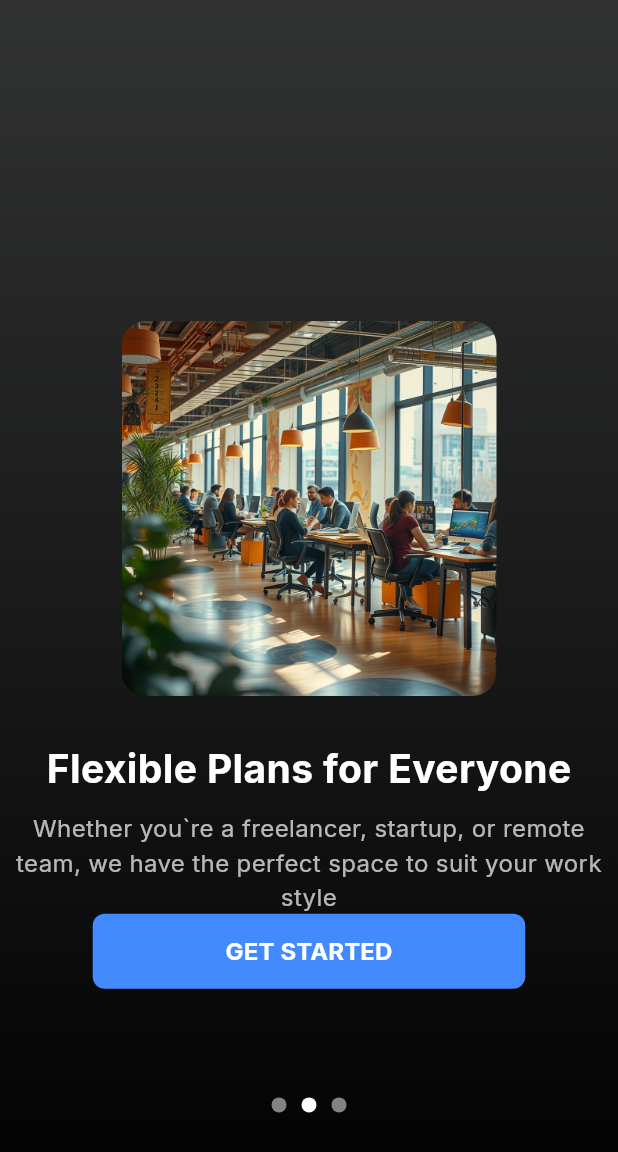
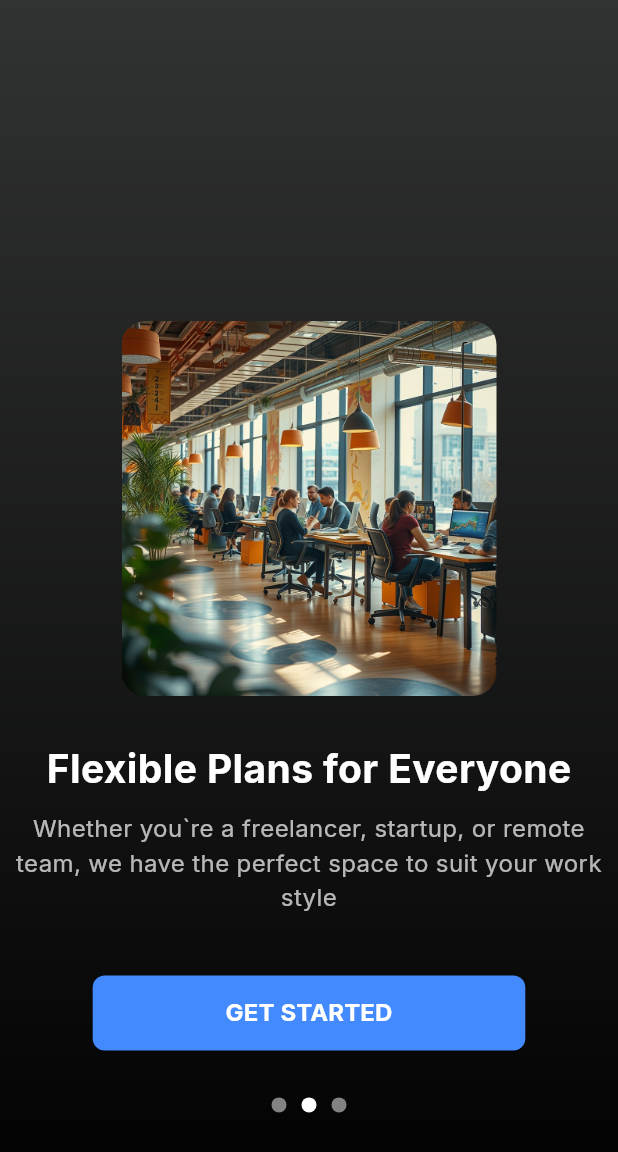
Before and after one commit to ishanprd/NextSpace, a Flutter app: the screen it shows after launch, swiped to page 2, on a phone screen of 412 x 824 dp. Shown: the top 1152 px of the screen. Run offline on Flutter 3.47's test engine with Material 3 defaults, Android fonts, the light colour scheme and no system bars; our stand-ins replace cloud_firestore, firebase_auth, firebase_core, fl_chart, google_maps_flutter, image_picker; accounts and stored records are empty.

Commit message:
slove the bug

```diff
--- a/lib/pages/authentication/signup/co-worker/signup_page_for_coworker.dart
+++ b/lib/pages/authentication/signup/co-worker/signup_page_for_coworker.dart
@@ -136,7 +136,7 @@ class _SignupPageForCoworkerState extends State<SignupPageForCoworker> {
           return DialogBox(
             icon: Icons.login,
             color: Colors.green,
-            title: "Login Successfully",
+            title: "Register Successfully",
             onOkPressed: () {
               Navigator.pushReplacementNamed(context, '/login');
             },
--- a/lib/pages/authentication/signup/signup_page.dart
+++ b/lib/pages/authentication/signup/signup_page.dart
@@ -36,7 +36,7 @@ class _SignupPageState extends State<SignupPage> {
                 mainAxisSize: MainAxisSize.min,
                 children: [
                   const SizedBox(
-                    height: 50,
+                    height: 30,
                   ),
                   const Icon(
                     Icons.location_on,
@@ -54,10 +54,10 @@ class _SignupPageState extends State<SignupPage> {
                     'A Hive to Strive',
                     style: TextStyle(fontSize: 22, fontWeight: FontWeight.w500),
                   ),
-                  const SizedBox(height: 30),
+                  const SizedBox(height: 20),
                   Image.asset('assets/onboardingimagetwo.jpg'),
                   const SizedBox(
-                    height: 30,
+                    height: 20,
                   ),
                   ElevatedButton(
                     onPressed: () {
--- a/lib/pages/authentication/signup/space_owner/signup_page_for_space_owner.dart
+++ b/lib/pages/authentication/signup/space_owner/signup_page_for_space_owner.dart
@@ -140,7 +140,7 @@ class _SignupPageForSpaceOwnerState extends State<SignupPageForSpaceOwner> {
           return DialogBox(
             icon: Icons.login,
             color: Colors.green,
-            title: "Login Successfully",
+            title: "Register Successfully",
             onOkPressed: () {
               Navigator.pushReplacementNamed(context, '/login');
             },
--- a/lib/pages/start_page.dart
+++ b/lib/pages/start_page.dart
@@ -111,7 +111,7 @@ class _StartPageState extends State<StartPage> {
           // Get Started Button - Positioned at the bottom of the screen
           Positioned(
             bottom: size.height *
-                0.2, // Position button 20% from the bottom of the screen
+                0.15, // Position button 20% from the bottom of the screen
             left: 0,
             right: 0,
             child: Center(
```
